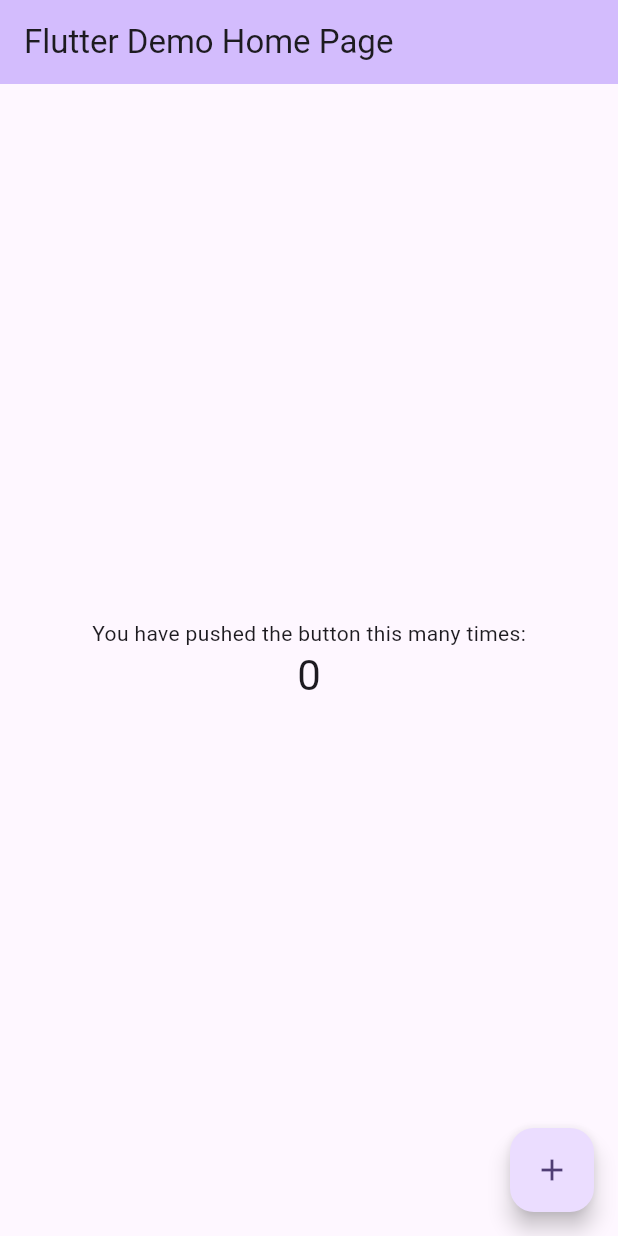
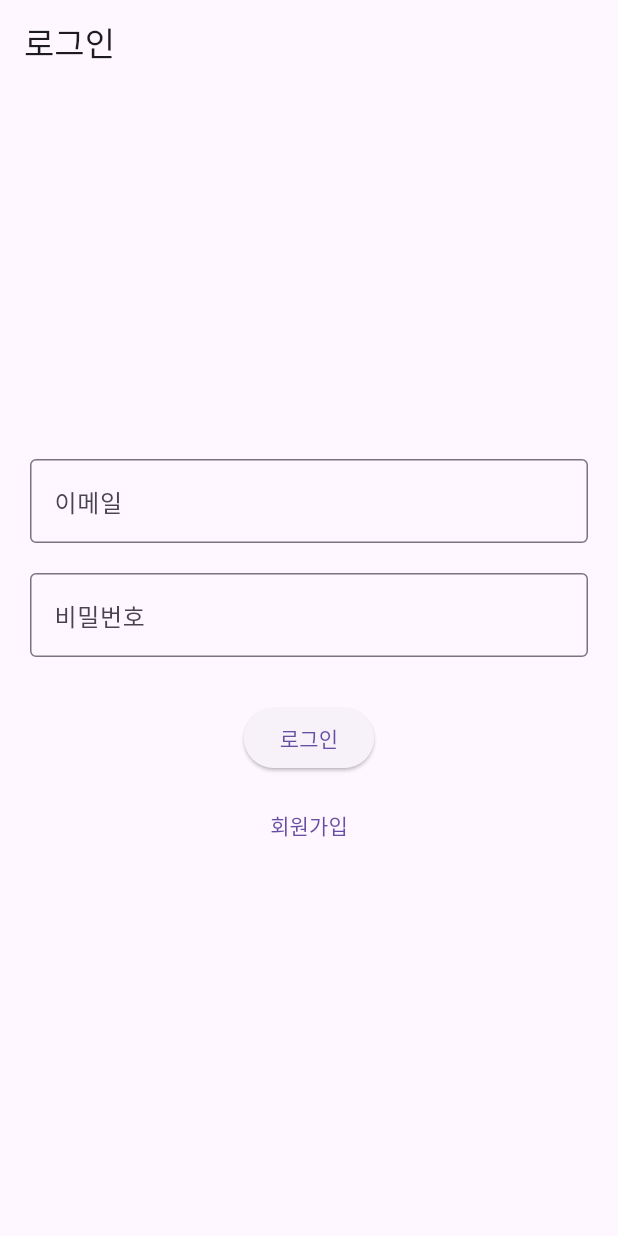
Before and after one commit to jonghun828/cabstone2025_firewatcher, a Flutter app: the screen it shows after launch, on a phone screen of 412 x 824 dp. Run offline on Flutter 3.47's test engine with Material 3 defaults, Android fonts, the phone set to English and light mode, and no system bars.

Commit message:
feat: 로그인, 회원가입, 메인화면 UI

```diff
--- /dev/null
+++ b/lib/Routes.dart
@@ -0,0 +1,11 @@
+import 'package:flutter/material.dart';
+import 'pages/login_page.dart';
+import 'pages/signup_page.dart';
+import 'pages/main_page.dart';
+
+/// 앱의 모든 라우트를 여기에 정의
+final Map<String, WidgetBuilder> appRoutes = {
+  '/': (context) => LoginPage(),       // 초기 화면
+  '/signup': (context) => SignupPage(),
+  '/main': (context) => MainPage(),
+};
--- a/lib/main.dart
+++ b/lib/main.dart
@@ -1,122 +1,23 @@
 import 'package:flutter/material.dart';
+import 'routes.dart'; // 라우트 정의 파일 import
 
 void main() {
-  runApp(const MyApp());
+  runApp(MyApp()); // 앱 시작 지점
 }
 
 class MyApp extends StatelessWidget {
   const MyApp({super.key});
 
-  // This widget is the root of your application.
   @override
   Widget build(BuildContext context) {
     return MaterialApp(
-      title: 'Flutter Demo',
+      debugShowCheckedModeBanner: false,
+      title: 'Wildfire watcher', // 앱 제목 (임의 작명)
       theme: ThemeData(
-        // This is the theme of your application.
-        //
-        // TRY THIS: Try running your application with "flutter run". You'll see
-        // the application has a purple toolbar. Then, without quitting the app,
-        // try changing the seedColor in the colorScheme below to Colors.green
-        // and then invoke "hot reload" (save your changes or press the "hot
-        // reload" button in a Flutter-supported IDE, or press "r" if you used
-        // the command line to start the app).
-        //
-        // Notice that the counter didn't reset back to zero; the application
-        // state is not lost during the reload. To reset the state, use hot
-        // restart instead.
-        //
-        // This works for code too, not just values: Most code changes can be
-        // tested with just a hot reload.
-        colorScheme: ColorScheme.fromSeed(seedColor: Colors.deepPurple),
+        primarySwatch: Colors.blue,
       ),
-      home: const MyHomePage(title: 'Flutter Demo Home Page'),
+      initialRoute: '/', // 시작 화면
+      routes: appRoutes, // 라우트 맵 연결
     );
   }
 }
-
-class MyHomePage extends StatefulWidget {
-  const MyHomePage({super.key, required this.title});
-
-  // This widget is the home page of your application. It is stateful, meaning
-  // that it has a State object (defined below) that contains fields that affect
-  // how it looks.
-
-  // This class is the configuration for the state. It holds the values (in this
-  // case the title) provided by the parent (in this case the App widget) and
-  // used by the build method of the State. Fields in a Widget subclass are
-  // always marked "final".
-
-  final String title;
-
-  @override
-  State<MyHomePage> createState() => _MyHomePageState();
-}
-
-class _MyHomePageState extends State<MyHomePage> {
-  int _counter = 0;
-
-  void _incrementCounter() {
-    setState(() {
-      // This call to setState tells the Flutter framework that something has
-      // changed in this State, which causes it to rerun the build method below
-      // so that the display can reflect the updated values. If we changed
-      // _counter without calling setState(), then the build method would not be
-      // called again, and so nothing would appear to happen.
-      _counter++;
-    });
-  }
-
-  @override
-  Widget build(BuildContext context) {
-    // This method is rerun every time setState is called, for instance as done
-    // by the _incrementCounter method above.
-    //
-    // The Flutter framework has been optimized to make rerunning build methods
-    // fast, so that you can just rebuild anything that needs updating rather
-    // than having to individually change instances of widgets.
-    return Scaffold(
-      appBar: AppBar(
-        // TRY THIS: Try changing the color here to a specific color (to
-        // Colors.amber, perhaps?) and trigger a hot reload to see the AppBar
-        // change color while the other colors stay the same.
-        backgroundColor: Theme.of(context).colorScheme.inversePrimary,
-        // Here we take the value from the MyHomePage object that was created by
-        // the App.build method, and use it to set our appbar title.
-        title: Text(widget.title),
-      ),
-      body: Center(
-        // Center is a layout widget. It takes a single child and positions it
-        // in the middle of the parent.
-        child: Column(
-          // Column is also a layout widget. It takes a list of children and
-          // arranges them vertically. By default, it sizes itself to fit its
-          // children horizontally, and tries to be as tall as its parent.
-          //
-          // Column has various properties to control how it sizes itself and
-          // how it positions its children. Here we use mainAxisAlignment to
-          // center the children vertically; the main axis here is the vertical
-          // axis because Columns are vertical (the cross axis would be
-          // horizontal).
-          //
-          // TRY THIS: Invoke "debug painting" (choose the "Toggle Debug Paint"
-          // action in the IDE, or press "p" in the console), to see the
-          // wireframe for each widget.
-          mainAxisAlignment: MainAxisAlignment.center,
-          children: <Widget>[
-            const Text('You have pushed the button this many times:'),
-            Text(
-              '$_counter',
-              style: Theme.of(context).textTheme.headlineMedium,
-            ),
-          ],
-        ),
-      ),
-      floatingActionButton: FloatingActionButton(
-        onPressed: _incrementCounter,
-        tooltip: 'Increment',
-        child: const Icon(Icons.add),
-      ), // This trailing comma makes auto-formatting nicer for build methods.
-    );
-  }
-}
--- /dev/null
+++ b/lib/pages/Login_page.dart
@@ -0,0 +1,77 @@
+import 'package:flutter/material.dart';
+
+// StatefulWidget을 쓰는 이유: 나중에 입력값 상태 관리할 수 있게
+class LoginPage extends StatefulWidget {
+  const LoginPage({super.key});
+
+  @override
+  State<LoginPage> createState() => _LoginPageState();
+}
+
+class _LoginPageState extends State<LoginPage> {
+  // 입력 컨트롤러: 사용자가 입력한 텍스트 가져올 때 씀
+  final TextEditingController _emailController = TextEditingController();
+  final TextEditingController _passwordController = TextEditingController();
+
+  @override
+  void dispose() {
+    // 메모리 누수 방지를 위해 컨트롤러 해제
+    _emailController.dispose();
+    _passwordController.dispose();
+    super.dispose();
+  }
+
+  @override
+  Widget build(BuildContext context) {
+    return Scaffold(
+      appBar: AppBar(
+        title: const Text('로그인'),
+      ),
+      body: Padding(
+        padding: const EdgeInsets.all(20.0),
+        child: Column(
+          mainAxisAlignment: MainAxisAlignment.center, // 세로 중앙 정렬
+          children: [
+            // 이메일 입력창
+            TextField(
+              controller: _emailController,
+              decoration: const InputDecoration(
+                labelText: '이메일',
+                border: OutlineInputBorder(),
+              ),
+              keyboardType: TextInputType.emailAddress,
+            ),
+            const SizedBox(height: 20), // 간격
+            // 비밀번호 입력창
+            TextField(
+              controller: _passwordController,
+              obscureText: true, // 비밀번호 숨기기
+              decoration: const InputDecoration(
+                labelText: '비밀번호',
+                border: OutlineInputBorder(),
+              ),
+            ),
+            const SizedBox(height: 30),
+            // 로그인 버튼
+            ElevatedButton(
+              onPressed: () {
+                // TODO: 로그인 기능 나중에 추가
+                // 지금은 그냥 메인 페이지로 이동해보기
+                Navigator.pushReplacementNamed(context, '/main');
+              },
+              child: const Text('로그인'),
+            ),
+            const SizedBox(height: 10),
+            // 회원가입 페이지 이동 버튼
+            TextButton(
+              onPressed: () {
+                Navigator.pushNamed(context, '/signup');
+              },
+              child: const Text('회원가입'),
+            ),
+          ],
+        ),
+      ),
+    );
+  }
+}
```
Also changed, not shown: lib/pages/Main_page.dart (added, +185 -0 lines), lib/pages/Signup_page.dart (added, +102 -0 lines).
